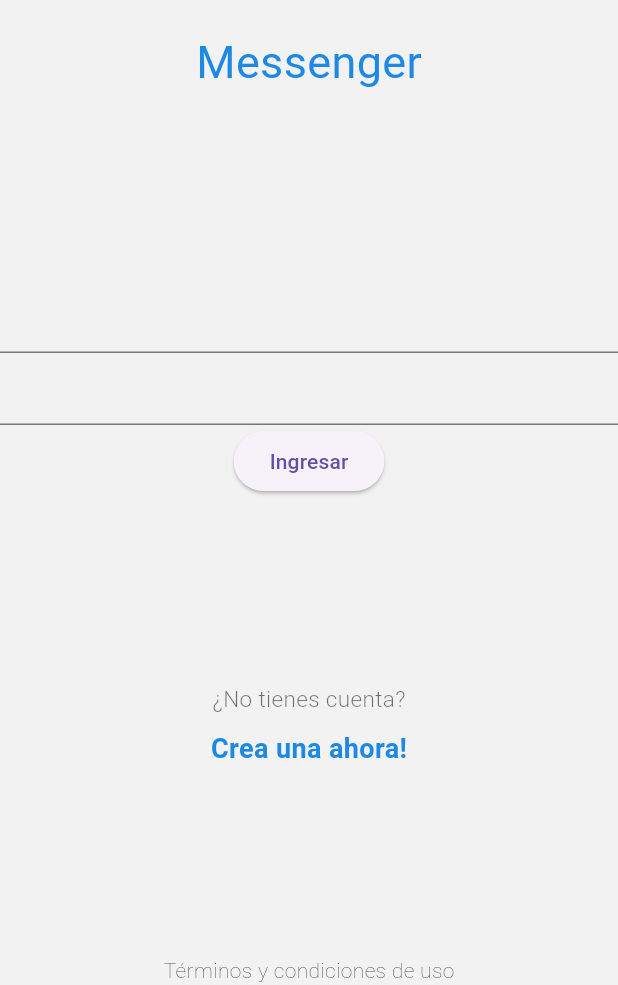
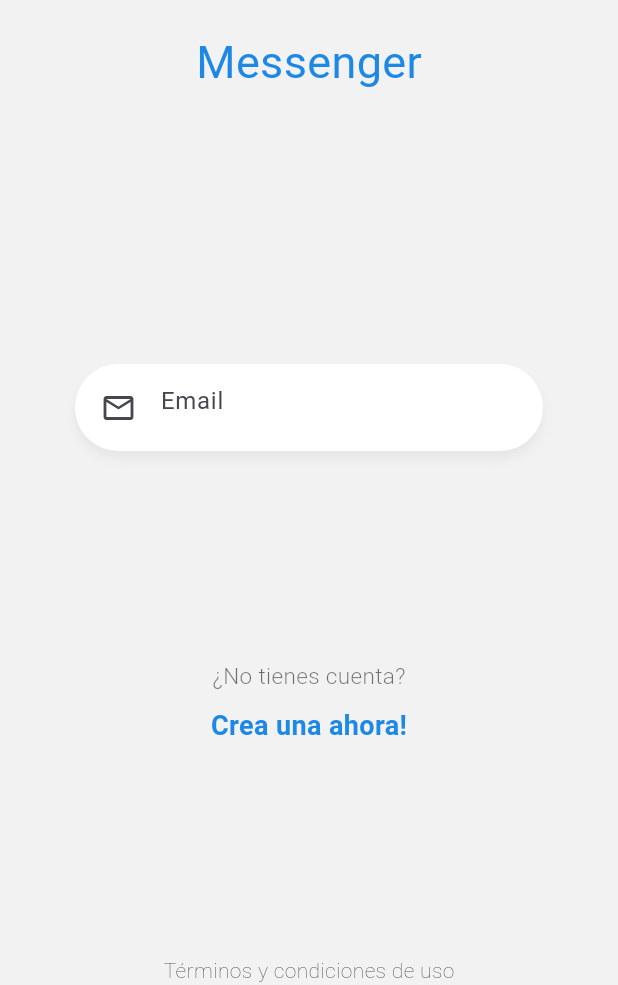
Before and after one commit to GPplay/chat-flutter, a Flutter app: the screen it shows after launch, on a phone screen of 412 x 824 dp, the part 251-1236 px from its top. Run offline on Flutter 3.47's test engine with Material 3 defaults, Android fonts, the phone set to English and light mode, and no system bars.

Commit message:
agregando widget en login

```diff
--- a/lib/pages/login_page.dart
+++ b/lib/pages/login_page.dart
@@ -56,14 +56,38 @@ class __FormState extends State<_Form> {
   Widget build(BuildContext context) {
     // ignore: avoid_unnecessary_containers
     return Container(
+      margin: EdgeInsets.only(top: 40),
+      padding: EdgeInsets.symmetric(horizontal: 50),
       child: Column(
         children: <Widget>[
-          TextField(),
-          TextField(),
-          ElevatedButton(
-            onPressed: () {},
-            child: Text('Ingresar'),
+          Container(
+            padding: EdgeInsets.only(top: 5, left: 5, bottom: 5, right: 20),
+            decoration: BoxDecoration(
+                color: Colors.white,
+                borderRadius: BorderRadius.circular(30),
+                boxShadow: <BoxShadow>[
+                  BoxShadow(
+                      color: Colors.black.withAlpha(13),
+                      offset: Offset(0, 5),
+                      blurRadius: 5)
+                ]),
+            child: TextField(
+              autocorrect: false,
+              keyboardType: TextInputType.emailAddress,
+              obscureText: false,
+              decoration: InputDecoration(
+                  prefixIcon: Icon(Icons.mail_outline),
+                  focusedBorder: InputBorder.none,
+                  border: InputBorder.none,
+                  hintText: 'Email'),
+            ),
           )
+
+          //TODO: Crear el boton
+          // ElevatedButton(
+          //   onPressed: () {},
+          //   child: Text('Ingresar'),
+          // )
         ],
       ),
     );
```
